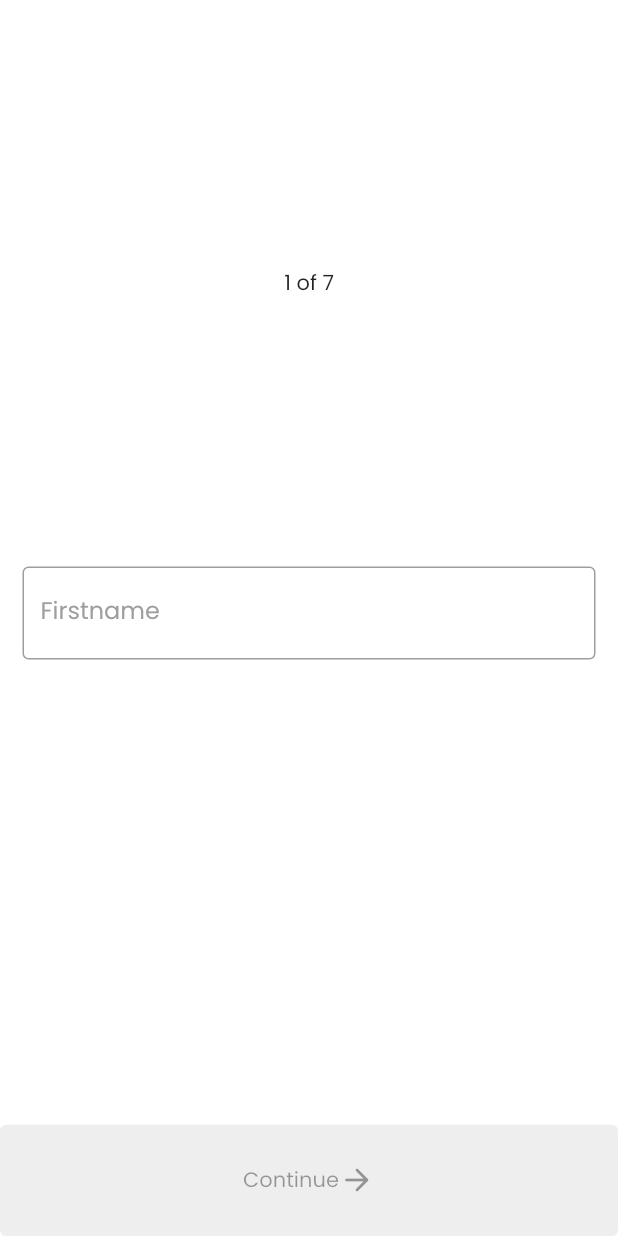
After one commit to mnnlthmpsn/trker, a Flutter app: the screen it shows after launch, after a tap on "Skip", after a tap on "Done", on a phone screen of 412 x 824 dp. The commit adds this screen. Run offline on Flutter 3.47's test engine with Material 2 defaults, Android fonts, the light colour scheme and no system bars; our stand-ins replace introduction_screen, shared_preferences.

Commit message:
sign up pages bunnnch

```diff
--- /dev/null
+++ b/lib/components/KButton.dart
@@ -0,0 +1,47 @@
+import 'package:flutter/material.dart';
+import 'package:trker/screens/registration/RegisterScreen.dart';
+import 'package:trker/utils/helpers.dart';
+import 'package:trker/utils/size_config.dart';
+
+class KButton extends StatefulWidget {
+
+  final String actionText;
+  final Widget redirectPage;
+  final IconData actionIcon;
+  final bool passed;
+
+  KButton({ Key key, this.actionText, this.redirectPage, this.actionIcon, this.passed }) : super(key: key);
+
+  @override
+  _KButtonState createState() => _KButtonState();
+}
+
+class _KButtonState extends State<KButton> {
+  @override
+  Widget build(BuildContext context) {
+    return Align(
+      alignment: Alignment.bottomCenter,
+      child: SizedBox(
+        width: SizeConfig.blockSizeHorizontal * 100,
+        height: SizeConfig.blockSizeVertical * 9,
+        child: ElevatedButton(
+          style: ButtonStyle(
+              backgroundColor: MaterialStateProperty.all<Color>(widget.passed ? Colors.green : Colors.grey[200])
+          ),
+          child: Row(
+            mainAxisAlignment: MainAxisAlignment.center,
+            crossAxisAlignment: CrossAxisAlignment.center,
+            children: [
+              Text(widget.actionText),
+              Icon(widget.actionIcon)
+            ],
+          ),
+          onPressed: widget.passed ? (){
+            dismissKeyboard(context);
+            newPage(context, widget.redirectPage);
+          } : null,
+        ),
+      ),
+    );
+  }
+}
--- /dev/null
+++ b/lib/components/TextFieldScreen.dart
@@ -0,0 +1,105 @@
+import 'package:flutter/material.dart';
+import 'package:trker/components/KButton.dart';
+import 'package:trker/screens/registration/RegisterScreen.dart';
+import 'package:trker/utils/helpers.dart';
+import 'package:trker/utils/size_config.dart';
+
+class TextFieldScreen extends StatefulWidget {
+
+  final String labelText;
+  final String actionText;
+  final Widget redirectPage;
+  final IconData actionIcon;
+  final bool skipValidation;
+
+  TextFieldScreen({Key key, this.labelText, this.redirectPage, this.actionIcon, this.actionText, this.skipValidation = false}) : super(key: key);
+
+  @override
+  _TextFieldScreenState createState() => _TextFieldScreenState();
+}
+
+class _TextFieldScreenState extends State<TextFieldScreen> {
+  var textController = TextEditingController();
+  bool show = false;
+  final _formKey = GlobalKey<FormState>();
+
+  @override
+  void initState() {
+    // TODO: implement initState
+    if (widget.skipValidation == true){
+      setState(() {
+        show = true;
+      });
+    }
+    super.initState();
+  }
+
+  @override
+  Widget build(BuildContext context) {
+    return Scaffold(
+      body: Form(
+        key: _formKey,
+        child: Column(
+          children: [
+            Expanded(
+              flex: 3,
+              child: Column(
+                mainAxisAlignment: MainAxisAlignment.spaceEvenly,
+                children: [
+                  Text("1 of 7"),
+                  Align(
+                    alignment: Alignment.bottomCenter,
+                    child: Padding(
+                      padding: const EdgeInsets.fromLTRB(15.0, 0, 15.0, 0),
+                      child: TextFormField(
+                        onEditingComplete: () {
+                          dismissKeyboard(context);
+                          if (_formKey.currentState.validate()) {
+                            setState(() {
+                              show = true;
+                            });
+                          }
+                        },
+                        validator: (value) {
+                          if (show == false && value.isEmpty) {
+                            return 'This is a required field. Enter ${widget.labelText}';
+                          }
+                          return null;
+                        },
+                        controller: textController,
+                        autofocus: false,
+                        cursorColor: Colors.grey,
+                        cursorWidth: .5,
+                        decoration: InputDecoration(
+                            suffixIcon: show ? Icon(Icons.check, color: Colors.green,) : Text(''),
+                            enabledBorder: OutlineInputBorder(
+                              borderSide:
+                              BorderSide(color: show ? Colors.green : Colors.grey),
+                            ),
+                            focusedBorder: OutlineInputBorder(
+                              borderSide:
+                              BorderSide(color: show ? Colors.green : Colors.grey),
+                            ),
+                            labelText: widget.labelText,
+                            labelStyle:
+                            TextStyle(color: show ? Colors.green : Colors.grey),
+                            errorStyle: TextStyle(color: Colors.red, fontSize: 12),
+                            focusedErrorBorder: OutlineInputBorder(
+                                borderSide: BorderSide(color: Colors.red)),
+                            errorBorder: OutlineInputBorder(
+                                borderSide: BorderSide(color: Colors.red))),
+                      ),
+                    ),
+                  ),
+                ],
+              ),
+            ),
+            Expanded(
+              child: show ? KButton(redirectPage: widget.redirectPage, actionIcon: widget.actionIcon, actionText: widget.actionText, passed: true) : KButton(actionIcon: widget.actionIcon, actionText: widget.actionText, passed: false,),
+            ),
+          ],
+        ),
+      ),
+    );
+  }
+}
--- a/lib/screens/registration/regFirstNameScreen.dart
+++ b/lib/screens/registration/regFirstNameScreen.dart
@@ -1,5 +1,5 @@
 import 'package:flutter/material.dart';
-import 'package:trker/components/KTextField.dart';
+import 'package:trker/components/TextFieldScreen.dart';
 import 'package:trker/screens/registration/RegisterScreen.dart';
 import 'file:///C:/Users/Jojo/AndroidStudioProjects/trker/lib/screens/registration/regLastNameScreen.dart';
 import 'package:trker/utils/helpers.dart';
@@ -12,7 +12,7 @@ class RegFirstNameScreen extends StatefulWidget {
 class _RegFirstNameScreenState extends State<RegFirstNameScreen> {
   @override
   Widget build(BuildContext context) {
-    return KTextField(
+    return TextFieldScreen(
         labelText: "Firstname",
         redirectPage: RegLastNameScreen(),
         actionText: "Continue",
```
Also changed, not shown: lib/components/DoubleFields.dart (added, +81 -0 lines), lib/components/KTextField.dart (deleted, +0 -129 lines), lib/screens/registration/contactScreen.dart (added, +60 -0 lines), lib/screens/registration/dobNSexScreen.dart (added, +60 -0 lines), lib/screens/registration/locationScreen.dart (added, +61 -0 lines), lib/screens/registration/regLastNameScreen.dart (+6 -2 lines), lib/screens/registration/regOtherNamesScreen.dart (+4 -4 lines).
